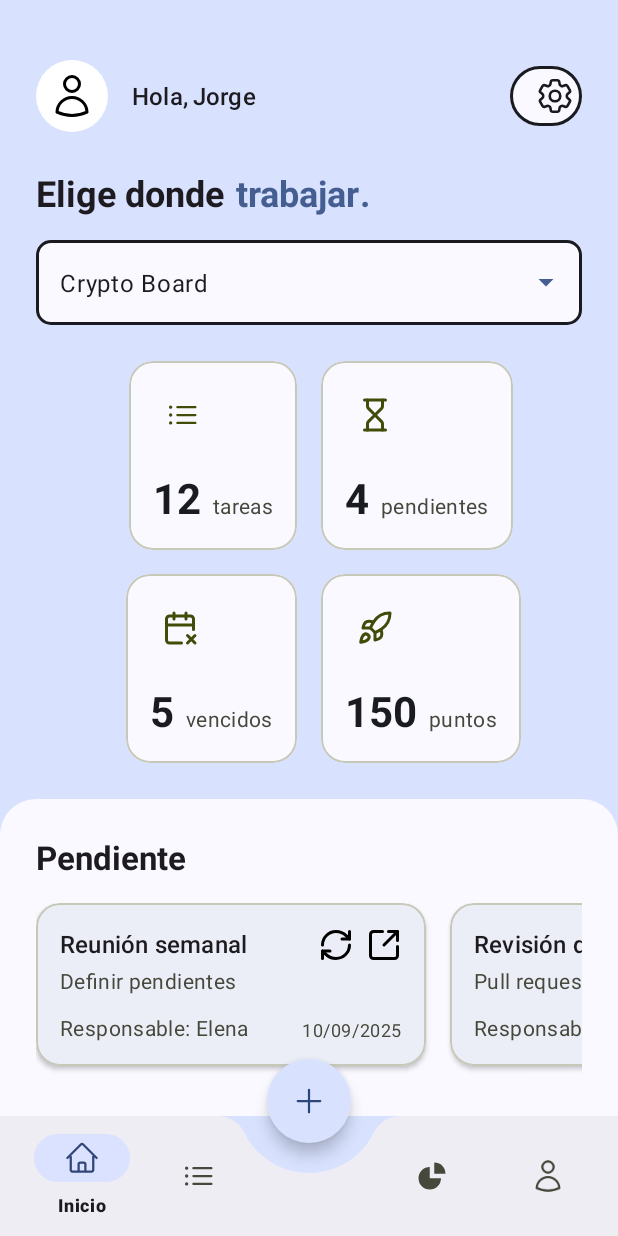
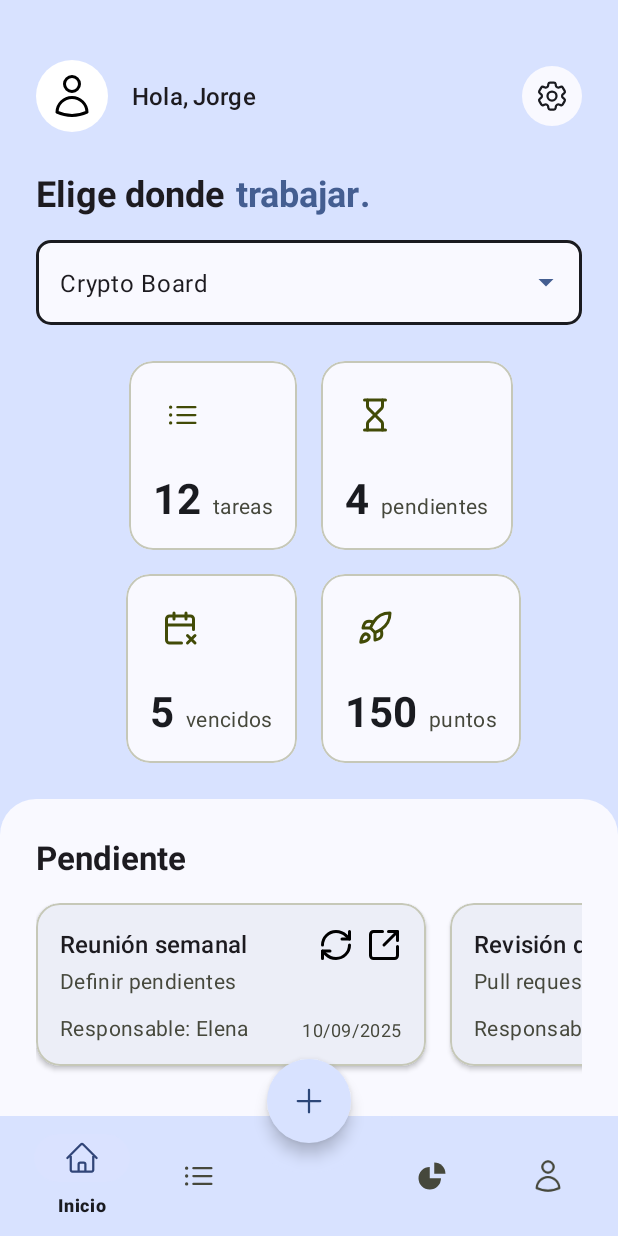
Before and after one commit to Lenas25/WeMake, an Android app: the HomeFragment screen opened directly, with no data from a screen before it, on a phone screen of 412 x 824 dp. Run offline under Robolectric (Android 15) with nearby library versions, the phone set to English and light mode, and no system bars; our stand-ins replace navigation-ui.

Commit message:
Card en el fragment home y se agrego comentarios

```diff
--- a/app/src/main/java/com/utp/wemake/HomeFragment.java
+++ b/app/src/main/java/com/utp/wemake/HomeFragment.java
@@ -113,11 +113,16 @@ public class HomeFragment extends Fragment {
         recyclerViewDone.setAdapter(new TaskAdapter(getSampleTasks("Completada")));
     }
 
+    // Método que genera una lista de tareas de ejemplo según el estado recibido
     private List<Task> getSampleTasks(String estado) {
+        // Crea una nueva lista vacía de tipo Task
         List<Task> list = new ArrayList<>();
+
+        // Agrega tareas de ejemplo a la lista (valores fijos para pruebas)
         list.add(new Task("Reunión semanal", "Definir pendientes", "Elena"));
         list.add(new Task("Revisión de código", "Pull request módulo test", "Mario"));
         list.add(new Task("Diseño UI", "Pantalla Estadisticas", "Carlos"));
+        // Retorna la lista completa de tareas
         return list;
     }
 }
--- a/app/src/main/java/com/utp/wemake/LoginActivity.java
+++ b/app/src/main/java/com/utp/wemake/LoginActivity.java
@@ -14,10 +14,14 @@ import com.google.android.material.textfield.TextInputLayout;
 import com.google.android.material.textview.MaterialTextView;
 
 public class LoginActivity extends AppCompatActivity {
+    // Constante para identificar al usuario en otras actividades
     public static final String USER_NAME = "Administrador";
+    // Número máximo de intentos permitidos antes de bloquear el acceso
     public static final int MAX_LOGIN_ATTEMPTS = 3;
+    // Contador de intentos fallidos
     private int loginAttempts = 0;
 
+    // Elementos de la interfaz
     TextInputLayout tilEmail, tilPassword;
     MaterialButton btnLogin;
     MaterialTextView tvRegisterNow;
@@ -28,10 +32,13 @@ public class LoginActivity extends AppCompatActivity {
         EdgeToEdge.enable(this);
         setContentView(R.layout.activity_login);
 
+        // Inicializa los elementos de la vista
         initViews();
+        // Configura los listeners de botones y textos
         setupListeners();
     }
 
+    // Método para vincular los elementos del layout con las variables
     private void initViews() {
         tilEmail = findViewById(R.id.input_email);
         tilPassword = findViewById(R.id.input_password);
@@ -39,38 +46,48 @@ public class LoginActivity extends AppCompatActivity {
         tvRegisterNow = findViewById(R.id.register_now);
     }
 
+    // Configura los eventos de los botones (login y registro)
     private void setupListeners() {
+        // Listener para el botón de login
         btnLogin.setOnClickListener(new View.OnClickListener() {
             @Override
             public void onClick(View v) {
-                handleLogin();
+                handleLogin(); // Llama al método que valida el login
             }
         });
 
+        // Listener para el texto "Regístrate ahora"
         tvRegisterNow.setOnClickListener(new View.OnClickListener() {
             @Override
             public void onClick(View v) {
+                // Navega hacia la actividad de registro
                 Intent intent = new Intent(LoginActivity.this, SignupActivity.class);
                 startActivity(intent);
             }
         });
     }
 
+    // Lógica principal de validación de login
     private void handleLogin() {
+        // Obtiene el email y contraseña ingresados
         String email = tilEmail.getEditText().getText().toString().trim();
         String password = tilPassword.getEditText().getText().toString().trim();
 
+        // Validación con credenciales fijas para pruebas
         if (email.equals("admi@utp.pe") && password.equals("admi1234")) {
             showToast("¡Inicio de sesión exitoso!");
-            loginAttempts = 0;
-            navigateToMain("Administrador Jorge");
+            loginAttempts = 0; // Reinicia los intentos fallidos
+            navigateToMain("Administrador Jorge"); // Pasa el nombre del usuario a MainActivity
         } else {
+            // Incrementa los intentos fallidos
             loginAttempts++;
 
             if (loginAttempts >= MAX_LOGIN_ATTEMPTS) {
+                // Si se superan los intentos, cierra la aplicación
                 showToast("Demasiados intentos fallidos. La aplicación se cerrará.");
                 finish();
             } else {
+                // Si aún hay intentos disponibles, muestra un mensaje de error
                 int attemptsLeft = MAX_LOGIN_ATTEMPTS - loginAttempts;
                 String errorMessage = "Correo o contraseña incorrectos!";
                 showToast(errorMessage);
@@ -78,13 +95,16 @@ public class LoginActivity extends AppCompatActivity {
         }
     }
 
+    // Método para navegar hacia la actividad principal (MainActivity)
     private void navigateToMain(String userName) {
         Intent intent = new Intent(LoginActivity.this, MainActivity.class);
+        // Envía el nombre del usuario como parámetro extra
         intent.putExtra(USER_NAME, userName);
         startActivity(intent);
-        finish();
+        finish(); // Finaliza la actividad actual para no volver con "back"
     }
 
+    // Método auxiliar para mostrar mensajes cortos (Toast)
     private void showToast(String message) {
         Toast.makeText(this, message, Toast.LENGTH_SHORT).show();
     }
--- a/app/src/main/java/com/utp/wemake/SplashActivity.java
+++ b/app/src/main/java/com/utp/wemake/SplashActivity.java
@@ -16,16 +16,19 @@ public class SplashActivity extends AppCompatActivity {
     protected void onCreate(Bundle savedInstanceState) {
         super.onCreate(savedInstanceState);
         EdgeToEdge.enable(this);
+        // Infla el layout correspondiente a la pantalla de splash
         setContentView(R.layout.activity_splash);
 
-        // Para que se ejecute automaticamente luego de 5 segundos
+        // Handler que permite ejecutar código después de 3 segundos (3000 ms)
         new Handler().postDelayed(new Runnable() {
             @Override
             public void run() {
+                // Lanza la actividad de bienvenida (WelcomeActivity)
                 startActivity(new Intent(SplashActivity.this, WelcomeActivity.class));
+                // Finaliza la SplashActivity para que no se pueda volver atrás
                 finish();
             }
-        }, 3000);
+        }, 3000); // Tiempo en milisegundos (3 segundos)
 
     }
 }
--- a/app/src/main/java/com/utp/wemake/Task.java
+++ b/app/src/main/java/com/utp/wemake/Task.java
@@ -1,24 +1,30 @@
 package com.utp.wemake;
 
+// Clase modelo que representa una tarea
 public class Task {
-    private String titulo;
-    private String descripcion;
-    private String responsable;
+    // Atributos principales de la tarea
+    private String titulo; // Título de la tarea
+    private String descripcion; // Descripción breve de la tarea
+    private String responsable; // Persona responsable de la tarea
 
+    // Constructor que inicializa los atributos de la tarea
     public Task(String titulo, String descripcion, String responsable) {
         this.titulo = titulo;
         this.descripcion = descripcion;
         this.responsable = responsable;
     }
 
+    // Getter para obtener el título de la tarea
     public String getTitulo() {
         return titulo;
     }
 
+    // Getter para obtener la descripción de la tarea
     public String getDescripcion() {
         return descripcion;
     }
 
+    // Getter para obtener el responsable de la tarea
     public String getResponsable() {
         return responsable;
     }
--- a/app/src/main/java/com/utp/wemake/TaskAdapter.java
+++ b/app/src/main/java/com/utp/wemake/TaskAdapter.java
@@ -10,38 +10,50 @@ import androidx.recyclerview.widget.RecyclerView;
 
 import java.util.List;
 
+// Adaptador para manejar la lista de tareas en un RecyclerView
 public class TaskAdapter extends RecyclerView.Adapter<TaskAdapter.TaskViewHolder> {
-    private List<Task> taskList;
+    private List<Task> taskList; // Lista de tareas que se mostrará en el RecyclerView
 
+    // Constructor que recibe la lista de tareas
     public TaskAdapter(List<Task> taskList) {
         this.taskList = taskList;
     }
 
+    // Crea nuevas vistas (se llama cuando no hay una vista existente que pueda reutilizarse)
     @NonNull
     @Override
     public TaskViewHolder onCreateViewHolder(@NonNull ViewGroup parent, int viewType) {
+        // Infla el layout de cada ítem de la lista (item_task_card.xml)
         View view = LayoutInflater.from(parent.getContext())
                 .inflate(R.layout.item_task_card, parent, false);
         return new TaskViewHolder(view);
     }
 
+    // Asocia los datos de una tarea con los elementos de la vista
     @Override
     public void onBindViewHolder(@NonNull TaskViewHolder holder, int position) {
+        // Obtiene la tarea en la posición actual
         Task task = taskList.get(position);
+
+        // Asigna los valores de la tarea a los TextView correspondientes
         holder.title.setText(task.getTitulo());
         holder.description.setText(task.getDescripcion());
         holder.responsible.setText("Responsable: " + task.getResponsable());
         holder.dueDate.setText("10/09/2025");
     }
 
+    // Retorna el tamaño de la lista (cuántos elementos mostrar)
     @Override
     public int getItemCount() {
         return taskList.size();
     }
 
+    // Clase interna que representa la vista de cada ítem de la lista
     public static class TaskViewHolder extends RecyclerView.ViewHolder {
+        // Referencias a los elementos gráficos del layout de la tarjeta
         TextView title, description, responsible, dueDate;
 
+        // Constructor que vincula los TextView con sus IDs en item_task_card.xml
         public TaskViewHolder(@NonNull View itemView) {
             super(itemView);
             title = itemView.findViewById(R.id.task_title);
--- a/app/src/main/res/layout/activity_main.xml
+++ b/app/src/main/res/layout/activity_main.xml
@@ -40,7 +40,8 @@
         app:fabCradleRoundedCornerRadius="20dp"
         app:fabCradleMargin="20dp"
         app:fabCradleVerticalOffset="10dp"
-        android:layout_gravity="bottom">
+        android:layout_gravity="bottom"
+        app:backgroundTint="@color/bottomAppBarColor">
         <com.google.android.material.bottomnavigation.BottomNavigationView
             android:id="@+id/bottom_navigation"
             android:layout_height="wrap_content"
--- a/app/src/main/res/layout/fragment_home.xml
+++ b/app/src/main/res/layout/fragment_home.xml
@@ -1,4 +1,5 @@
 <?xml version="1.0" encoding="utf-8"?>
+<!-- Scroll principal que permite el desplazamiento vertical si el contenido sobrepasa la pantalla -->
 <androidx.core.widget.NestedScrollView
     xmlns:android="http://schemas.android.com/apk/res/android"
     xmlns:app="http://schemas.android.com/apk/res-auto"
@@ -16,6 +17,7 @@
         android:layout_height="wrap_content"
         android:paddingTop="24dp">
 
+        <!-- Encabezado con avatar, saludo, nombre y botón de ajustes -->
         <LinearLayout
             android:id="@+id/head_container"
             android:layout_width="match_parent"
@@ -28,6 +30,7 @@
             app:layout_constraintStart_toStartOf="parent"
             app:layout_constraintEnd_toEndOf="parent">
 
+            <!-- Imagen de perfil del usuario -->
             <ImageView
                 android:id="@+id/avatar"
                 android:layout_width="48dp"
@@ -36,6 +39,7 @@
                 android:padding="8dp"
                 android:src="@drawable/ic_profile" />
 
+            <!-- Texto de saludo -->
             <TextView
                 android:id="@+id/greeting"
                 style="@style/TextAppearance.Material3.TitleMedium"
@@ -44,6 +48,7 @@
                 android:layout_marginStart="16dp"
                 android:text="@string/greeting" />
 
+            <!-- Nombre del usuario -->
             <TextView
                 android:id="@+id/name"
                 style="@style/TextAppearance.Material3.TitleMedium"
@@ -52,25 +57,26 @@
                 android:layout_marginStart="3dp"
                 android:text="@string/ex_name" />
 
+            <!-- Espaciador flexible que empuja al botón de ajustes hacia la derecha -->
             <View
                 android:layout_width="0dp"
                 android:layout_height="0dp"
                 android:layout_weight="1" />
 
-            <com.google.android.material.button.MaterialButton
+            <!-- Botón de ajustes con ícono -->
+            <ImageButton
                 android:id="@+id/settings_button"
-                style="@style/Widget.Material3.Button.Icon"
-                android:layout_width="48dp"
-                android:layout_height="48dp"
+                android:layout_width="40dp"
+                android:layout_height="40dp"
                 app:backgroundTint="?attr/colorSurface"
                 app:iconTint="?attr/colorOnSurface"
-                app:cornerRadius="100dp"
+                android:background="@drawable/circle_background"
                 app:strokeWidth="2dp"
                 app:strokeColor="?attr/colorOnSurface"
-                app:iconSize="28dp"
-                app:shapeAppearanceOverlay="@style/ShapeAppearance.Material3.LargeComponent"
-                app:icon="@drawable/ic_settings"
-            />
+                android:src="@drawable/ic_settings"
+                android:scaleType="centerInside"
+                android:padding="0dp"
+                app:tint="?attr/colorOnSurface"/>
 
         </LinearLayout>
 
@@ -122,7 +128,7 @@
                 android:textColor="?attr/colorPrimary"/> <!-- Mismo color que el anterior -->
         </LinearLayout>
 
-
+        <!-- Dropdown con menú desplegable -->
         <com.google.android.material.textfield.TextInputLayout
             android:id="@+id/dropdown_layout"
             style="@style/Widget.Material3.TextInputLayout.OutlinedBox.ExposedDropdownMenu"
@@ -146,6 +152,7 @@
             app:layout_constraintStart_toStartOf="parent"
             app:layout_constraintTop_toBottomOf="@id/title_work_container" >
 
+            <!-- Campo de texto desplegable -->
             <AutoCompleteTextView
                 android:id="@+id/dropdown_text"
                 android:layout_width="match_parent"
@@ -157,6 +164,7 @@
 
         </com.google.android.material.textfield.TextInputLayout>
 
+        <!-- Guía vertical que divide la pantalla en dos columnas -->
         <androidx.constraintlayout.widget.Guideline
             android:id="@+id/guideline_vertical"
             android:layout_width="wrap_content"
@@ -164,6 +172,7 @@
             android:orientation="vertical"
             app:layout_constraintGuide_percent="0.5" />
 
+        <!-- Tarjeta de resumen de tareas -->
         <com.google.android.material.card.MaterialCardView
             android:id="@+id/card_tareas"
             android:layout_width="0dp"
@@ -179,6 +188,7 @@
                 layout="@layout/item_summary_card"/>
         </com.google.android.material.card.MaterialCardView>
 
+        <!-- Tarjeta de pendientes -->
         <com.google.android.material.card.MaterialCardView
             android:id="@+id/card_pendientes"
             android:layout_width="0dp"
@@ -194,6 +204,7 @@
                 layout="@layout/item_summary_card"/>
         </com.google.android.material.card.MaterialCardView>
 
+        <!-- Tarjeta de vencidos -->
         <com.google.android.material.card.MaterialCardView
             android:id="@+id/card_vencidos"
             android:layout_width="0dp"
@@ -209,6 +220,7 @@
                 layout="@layout/item_summary_card"/>
         </com.google.android.material.card.MaterialCardView>
 
+        <!-- Tarjeta de puntos -->
         <com.google.android.material.card.MaterialCardView
             android:id="@+id/card_puntos"
             android:layout_width="0dp"
@@ -243,6 +255,7 @@
             app:layout_constraintStart_toStartOf="parent"
             app:layout_constraintTop_toBottomOf="@id/card_vencidos">
 
+            <!-- Sección de tareas pendientes -->
             <TextView
                 style="@style/TextAppearance.Material3.TitleLarge"
                 android:layout_width="wrap_content"
@@ -260,6 +273,7 @@
                 tools:itemCount="3"
                 tools:listitem="@layout/item_task_card" />
 
+            <!-- Sección de tareas en progreso -->
             <TextView
                 style="@style/TextAppearance.Material3.TitleLarge"
                 android:layout_width="wrap_content"
@@ -278,6 +292,7 @@
                 tools:itemCount="3"
                 tools:listitem="@layout/item_task_card" />
 
+            <!-- Sección de tareas completadas -->
             <TextView
                 style="@style/TextAppearance.Material3.TitleLarge"
                 android:layout_width="wrap_content"
--- a/app/src/main/res/values-night/colors.xml
+++ b/app/src/main/res/values-night/colors.xml
@@ -141,4 +141,5 @@
     <color name="md_theme_surfaceContainer_highContrast">#2F3036</color>
     <color name="md_theme_surfaceContainerHigh_highContrast">#3A3B41</color>
     <color name="md_theme_surfaceContainerHighest_highContrast">#45474C</color>
+    <color name="bottomAppBarColor">#445E91</color>
 </resources>
--- a/app/src/main/res/values/colors.xml
+++ b/app/src/main/res/values/colors.xml
@@ -141,4 +141,5 @@
     <color name="md_theme_surfaceContainer_highContrast">#E2E2E9</color>
     <color name="md_theme_surfaceContainerHigh_highContrast">#D4D4DB</color>
     <color name="md_theme_surfaceContainerHighest_highContrast">#C6C6CD</color>
+    <color name="bottomAppBarColor">#D8E2FF</color>
 </resources>
```
Also changed, not shown: app/src/main/java/com/utp/wemake/MainActivity.java (+9 -2 lines), app/src/main/res/layout/item_task_card.xml (+8 -0 lines).
